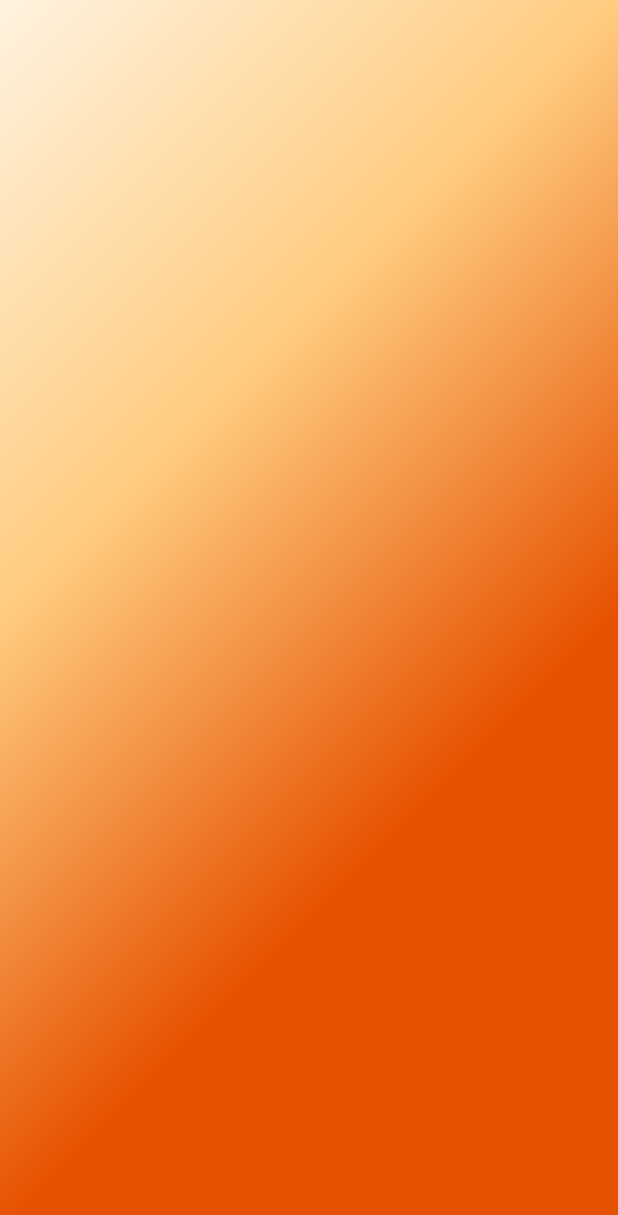
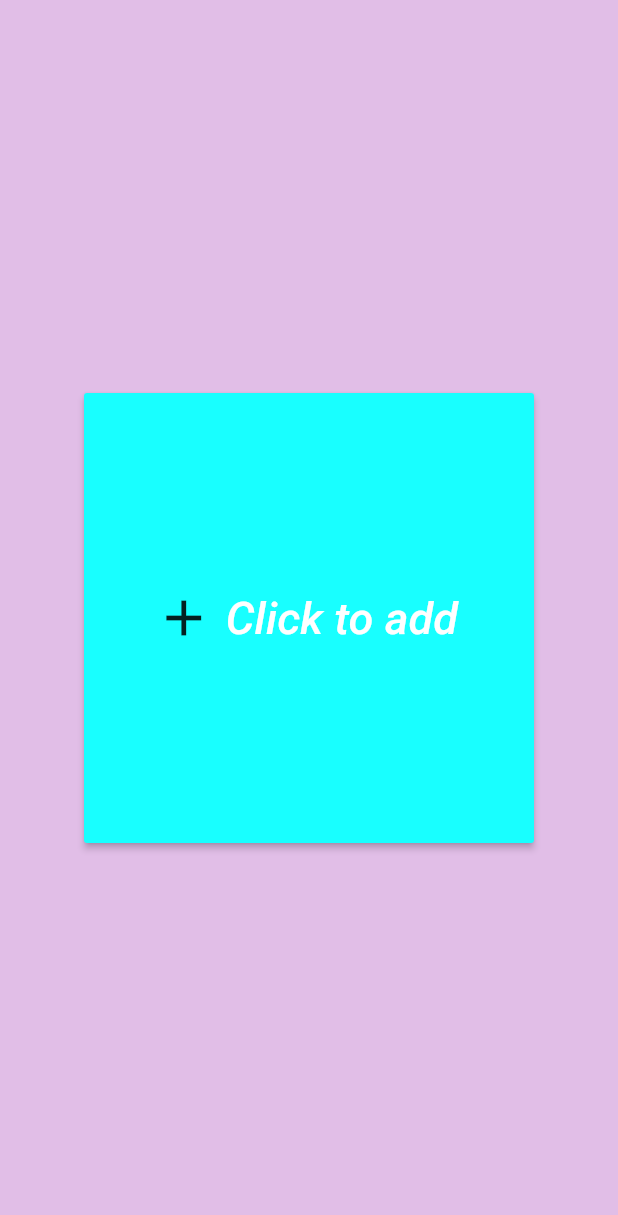
Before and after one commit to aroldoesmerio/testandoWidgets, a Flutter app: the screen it shows after launch, on a phone screen of 412 x 824 dp. Shown: the top 1215 px of the screen. Run offline on Flutter 3.47's test engine with Material 2 defaults, Android fonts, the phone set to English and light mode, and no system bars.

Commit message:
Add lesson 5 - raisedButton

```diff
--- /dev/null
+++ b/lib/botoes.dart
@@ -0,0 +1,31 @@
+import 'package:flutter/material.dart';
+
+class Botoes extends StatelessWidget {
+  @override
+  Widget build(BuildContext context) {
+    return Center(
+      child: Container(
+        height: 300,
+        width: 300,
+        child: RaisedButton.icon(
+          onPressed: () {
+            print("Clicked");
+          },
+          icon: Icon(
+            Icons.add,
+            size: 40,
+          ),
+          label: Text(
+            "Click to add",
+            style: TextStyle(
+              fontSize: 30,
+              fontStyle: FontStyle.italic,
+              color: Colors.white,
+            ),
+          ),
+          color: Colors.cyanAccent,
+        ),
+      ),
+    );
+  }
+}
--- a/lib/main.dart
+++ b/lib/main.dart
@@ -1,4 +1,5 @@
 import 'package:flutter/material.dart';
+import 'package:widgets_flutter/botoes.dart';
 import 'package:widgets_flutter/gradiente.dart';
 
 void main() {
@@ -23,6 +24,9 @@ class MyApp extends StatelessWidget {
 class MyHomePage extends StatelessWidget {
   @override
   Widget build(BuildContext context) {
-    return Scaffold(backgroundColor: Colors.purple[100], body: Gradiente());
+    return Scaffold(
+      backgroundColor: Colors.purple[100],
+      body: Botoes(),
+    );
   }
 }
```
